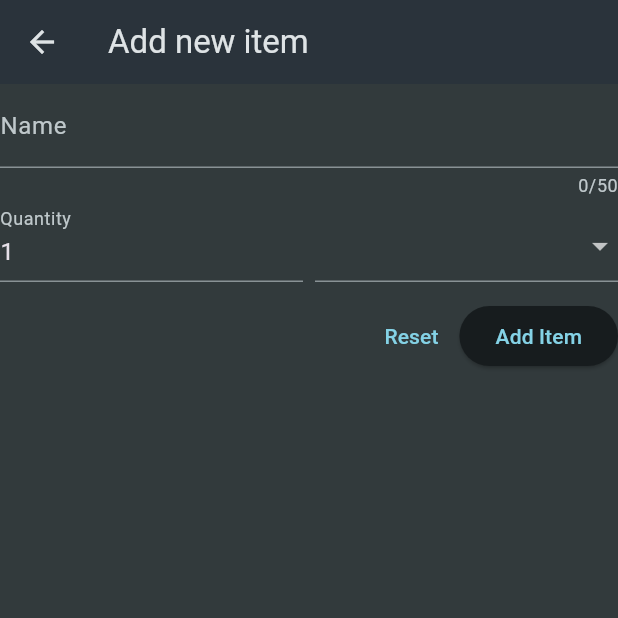
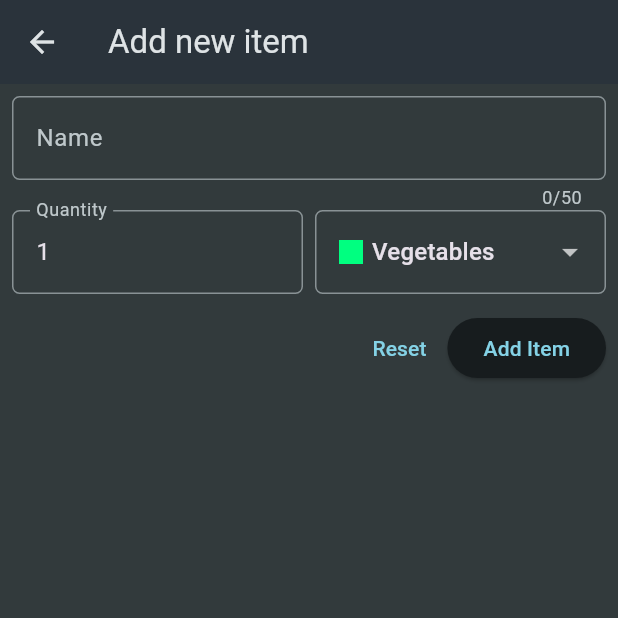
Before and after one commit to Al7raby15/shopping_list_app, a Flutter app: the screen it shows after launch, after a tap on the "add" icon, on a phone screen of 412 x 824 dp, the top half of it. Run offline on Flutter 3.47's test engine with Material 3 defaults, Android fonts, the phone set to English and light mode, and no system bars.

Commit message:
styled the textformfield and added data dynamically

```diff
--- a/lib/screen/category_screen.dart
+++ b/lib/screen/category_screen.dart
@@ -1,4 +1,5 @@
 import 'package:flutter/material.dart';
+import 'package:shopping_list_app/models/grocery_item.dart';
 import 'package:shopping_list_app/widget/grocery_single_item.dart';
 import 'package:shopping_list_app/data/dummy_items.dart';
 import 'package:shopping_list_app/widget/new_item.dart';
@@ -11,12 +12,16 @@ class CategoryScreen extends StatefulWidget {
 }
 
 class _CategoryScreenState extends State<CategoryScreen> {
-  void setItemScreen() {
-    Navigator.of(context).push(
+  final List<GroceryItem> _groceryItems = [];
+  void setItemScreen() async {
+    final _newItem = await Navigator.of(context).push(
       MaterialPageRoute(
         builder: (ctx) => const NewItem(),
       ),
     );
+    setState(() {
+      _groceryItems.add(_newItem);
+    });
   }
 
   @override
@@ -28,12 +33,32 @@ class _CategoryScreenState extends State<CategoryScreen> {
         ],
         title: const Text('Your Groceries'),
       ),
-      body: ListView.builder(
-        itemCount: groceryItems.length,
+      body: _groceryItems.isEmpty
+          ? const Center(
+              child: Text(
+                  textAlign: TextAlign.center,
+                  style: TextStyle(
+                    fontSize: 24,
+                  ),
+                  'There nothing to be displayed you can add a new grocery'),
+            )
+          : ListView.builder(
+              itemCount: _groceryItems.length,
               itemBuilder: (ctx, int index) {
                 return Padding(
                   padding: const EdgeInsets.all(12),
-            child: GrocerySingleItem(groceryItem: groceryItems[index]),
+                  child: Dismissible(
+                    background: Container(
+                      color: Colors.red,
+                    ),
+                    onDismissed: (direction) {
+                      setState(() {
+                        _groceryItems.remove(_groceryItems[index]);
+                      });
+                    },
+                    key: ValueKey(_groceryItems[index].id),
+                    child: GrocerySingleItem(groceryItem: _groceryItems[index]),
+                  ),
                 );
               },
             ),
--- a/lib/widget/new_item.dart
+++ b/lib/widget/new_item.dart
@@ -1,5 +1,8 @@
 import 'package:flutter/material.dart';
 import 'package:shopping_list_app/data/categories.dart';
+import 'package:shopping_list_app/data/categories.dart';
+import 'package:shopping_list_app/models/category.dart';
+import 'package:shopping_list_app/models/grocery_item.dart';
 
 class NewItem extends StatefulWidget {
   const NewItem({super.key});
@@ -11,8 +14,21 @@ class NewItem extends StatefulWidget {
 class _NewItemState extends State<NewItem> {
   final _formKey = GlobalKey<FormState>();
 
+  var _enteredName = '';
+  var _enteredQauntity = 1;
+  var _selectedCatergory = categories[Categories.vegetables]!;
   void saveItem() {
-    _formKey.currentState!.validate();
+    if (_formKey.currentState!.validate()) {
+      _formKey.currentState!.save();
+
+      Navigator.of(context).pop(
+        GroceryItem(
+            id: DateTime.now().toString(),
+            name: _enteredName,
+            quantity: _enteredQauntity,
+            category: _selectedCatergory),
+      );
+    }
   }
 
   @override
@@ -21,7 +37,9 @@ class _NewItemState extends State<NewItem> {
       appBar: AppBar(
         title: const Text('Add new item'),
       ),
-      body: Form(
+      body: Padding(
+        padding: const EdgeInsets.all(8.0),
+        child: Form(
           key: _formKey,
           child: Column(
             children: [
@@ -37,8 +55,16 @@ class _NewItemState extends State<NewItem> {
                   return null;
                 },
                 decoration: const InputDecoration(
+                  border: OutlineInputBorder(
+                    borderRadius: BorderRadius.all(
+                      Radius.circular(5),
+                    ),
+                  ),
                   label: Text('Name'),
                 ),
+                onSaved: (value) {
+                  _enteredName = value!;
+                },
               ),
               Row(
                 crossAxisAlignment: CrossAxisAlignment.end,
@@ -57,8 +83,16 @@ class _NewItemState extends State<NewItem> {
                       },
                       initialValue: '1',
                       decoration: const InputDecoration(
+                        border: OutlineInputBorder(
+                          borderRadius: BorderRadius.all(
+                            Radius.circular(5),
+                          ),
+                        ),
                         label: Text('Quantity'),
                       ),
+                      onSaved: (value) {
+                        _enteredQauntity = int.parse(value!);
+                      },
                     ),
                   ),
                   const SizedBox(
@@ -66,6 +100,14 @@ class _NewItemState extends State<NewItem> {
                   ),
                   Expanded(
                     child: DropdownButtonFormField(
+                      decoration: const InputDecoration(
+                        border: OutlineInputBorder(
+                          borderRadius: BorderRadius.all(
+                            Radius.circular(5),
+                          ),
+                        ),
+                      ),
+                      value: _selectedCatergory,
                       items: [
                         for (final catergory in categories.entries)
                           DropdownMenuItem(
@@ -85,7 +127,9 @@ class _NewItemState extends State<NewItem> {
                             ),
                           ),
                       ],
-                    onChanged: (value) {},
+                      onChanged: (value) {
+                        _selectedCatergory = value!;
+                      },
                     ),
                   ),
                 ],
@@ -111,6 +155,7 @@ class _NewItemState extends State<NewItem> {
             ],
           ),
         ),
+      ),
     );
   }
 }
```
Lines whose indentation alone changed are shown as unchanged.
